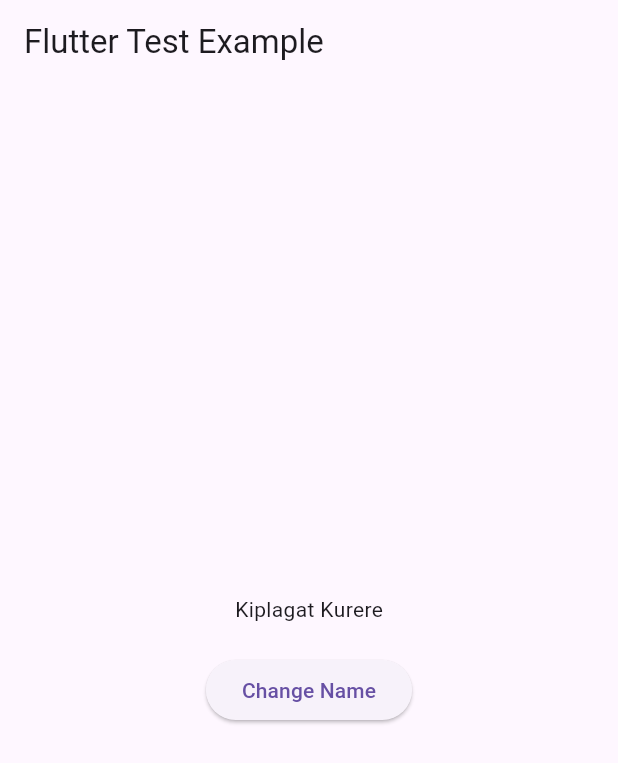
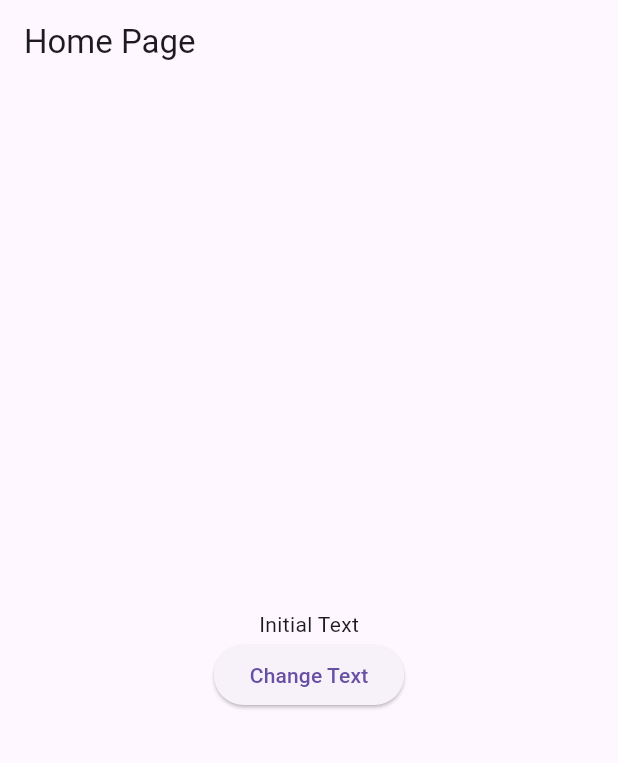
Before and after one commit to AbrahamKiplagat/flutter_testing, a Flutter app: the screen it shows after launch, on a phone screen of 412 x 824 dp. Shown: the top 763 px of the screen. Run offline on Flutter 3.47's test engine with Material 3 defaults, Android fonts, the light colour scheme and no system bars.

Commit message:
it's testing a home page and a button

```diff
--- a/lib/main.dart
+++ b/lib/main.dart
@@ -1,5 +1,5 @@
-// lib/main.dart
 import 'package:flutter/material.dart';
+import 'widgets/home_page.dart';
 
 void main() {
   runApp(MyApp());
@@ -13,39 +13,3 @@ class MyApp extends StatelessWidget {
     );
   }
 }
-
-class MyHomePage extends StatefulWidget {
-  @override
-  _MyHomePageState createState() => _MyHomePageState();
-}
-
-class _MyHomePageState extends State<MyHomePage> {
-  String name = "Kiplagat Kurere";
-
-  void changeName() {
-    setState(() {
-      name = "New Name";
-    });
-  }
-
-  @override
-  Widget build(BuildContext context) {
-    return Scaffold(
-      appBar: AppBar(title: Text("Flutter Test Example")),
-      body: Center(
-        child: Column(
-          mainAxisAlignment: MainAxisAlignment.center,
-          children: [
-            Text(name, key: Key("name_text")),
-            SizedBox(height: 20),
-            ElevatedButton(
-              key: Key("change_text_button"),
-              onPressed: changeName,
-              child: Text("Change Name"),
-            )
-          ],
-        ),
-      ),
-    );
-  }
-}
--- /dev/null
+++ b/lib/widgets/home_page.dart
@@ -0,0 +1,36 @@
+import 'package:flutter/material.dart';
+
+class MyHomePage extends StatefulWidget {
+  const MyHomePage({Key? key}) : super(key: key);
+
+  @override
+  _MyHomePageState createState() => _MyHomePageState();
+}
+
+class _MyHomePageState extends State<MyHomePage> {
+  String buttonText = "Initial Text";
+
+  @override
+  Widget build(BuildContext context) {
+    return Scaffold(
+      appBar: AppBar(title: Text("Home Page")),
+      body: Center(
+        child: Column(
+          mainAxisAlignment: MainAxisAlignment.center,
+          children: [
+            Text(buttonText),
+            ElevatedButton(
+              key: Key('change_text_button'), // ✅ Ensure this matches the test
+              onPressed: () {
+                setState(() {
+                  buttonText = "Text Changed";
+                });
+              },
+              child: Text("Change Text"),
+            ),
+          ],
+        ),
+      ),
+    );
+  }
+}
```
Also changed, not shown: lib/widgets/name_button.dart (added, +15 -0 lines), lib/widgets/name_display.dart (added, +12 -0 lines), 4 other files.
